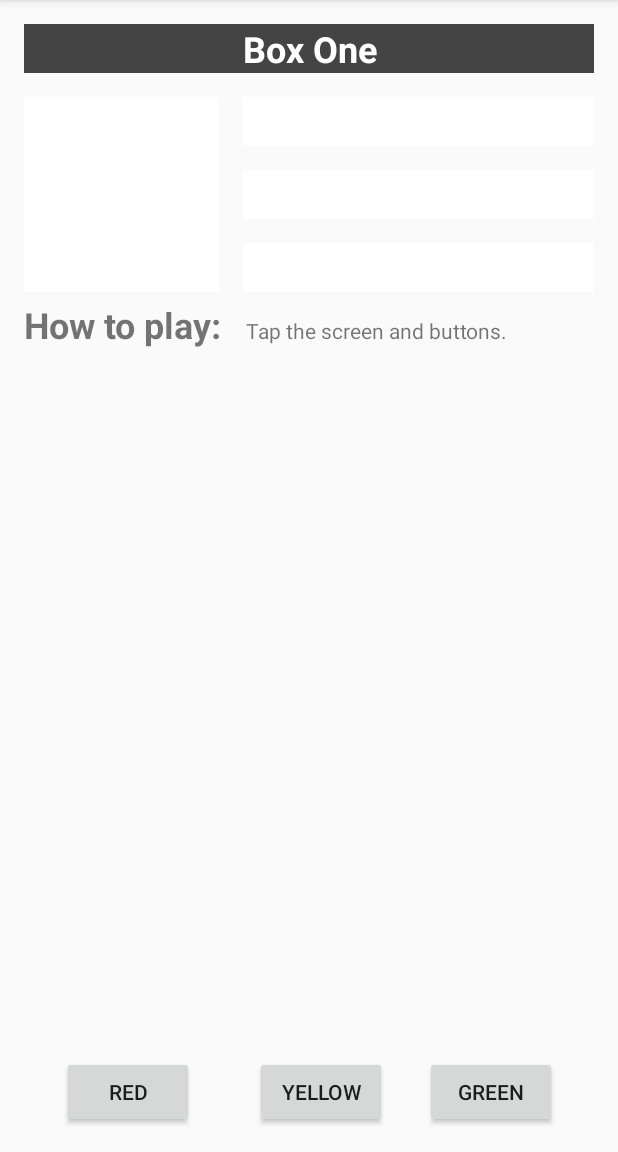
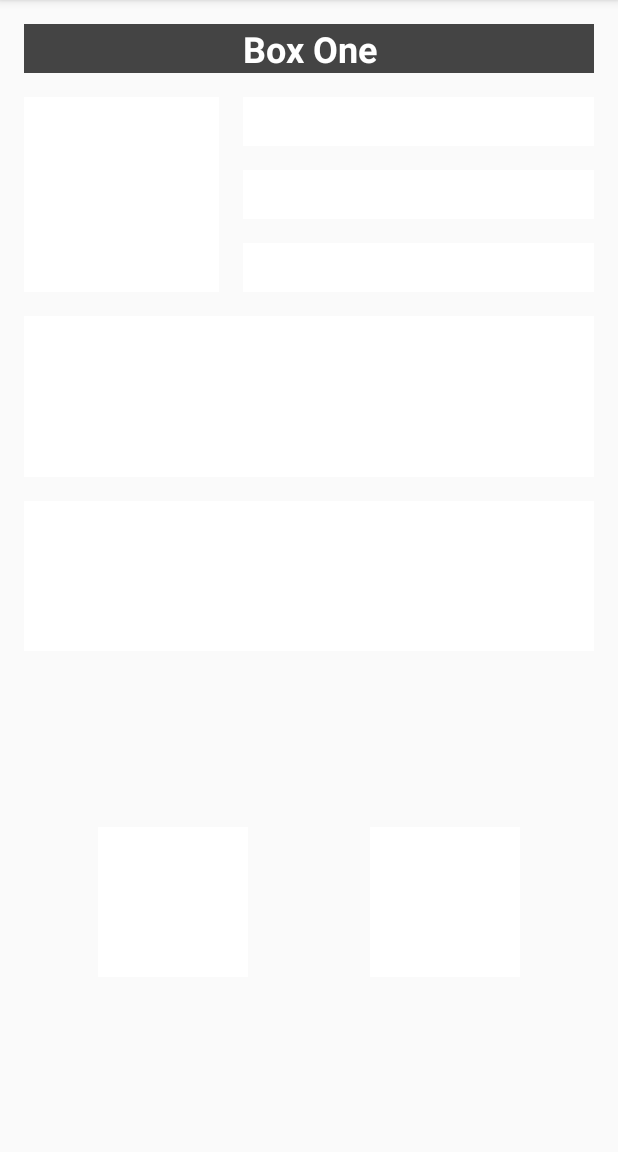
Before and after one commit to PiotrStyla/ColorMyViews, an Android app: the screen it shows after launch (MainActivity), after a tap on "Box One", on a phone screen of 412 x 824 dp, the part 84-1236 px from its top. Run offline under Robolectric (Android 15) with nearby library versions, the phone set to English and light mode, and no system bars; Roboto replaces fonts that are not available here.

Commit message:
13. Coding challenge

```diff
--- a/app/src/main/java/pl/aplikacje/MainActivity.kt
+++ b/app/src/main/java/pl/aplikacje/MainActivity.kt
@@ -23,9 +23,13 @@ class MainActivity : AppCompatActivity() {
             R.id.box_three_text -> view.setBackgroundColor(Color.BLUE)
             R.id.box_four_text -> view.setBackgroundColor(Color.YELLOW)
             R.id.box_five_text -> view.setBackgroundColor(Color.CYAN)
-            R.id.red_button -> box_three_text.setBackgroundResource(R.color.my_red)
-            R.id.yellow_button -> box_four_text.setBackgroundResource(R.color.my_yellow)
-            R.id.green_button -> box_five_text.setBackgroundResource(R.color.my_green)
+
+            R.id.textView17 -> view.setBackgroundColor(Color.BLACK)
+            R.id.textView15 -> view.setBackgroundColor(Color.CYAN)
+            R.id.textView18 -> view.setBackgroundColor(Color.BLUE)
+            R.id.textView16 -> view.setBackgroundColor(Color.YELLOW)
+
+
 
             else -> view.setBackgroundColor(Color.LTGRAY)
         }
@@ -41,14 +45,17 @@ class MainActivity : AppCompatActivity() {
 
         val rootConstraintLayout = findViewById<View>(R.id.constraint_layout)
 
-        val redButton = findViewById<TextView>(R.id.red_button)
-        val greenButton = findViewById<TextView>(R.id.green_button)
-        val yellowButton = findViewById<TextView>(R.id.yellow_button)
+        val boxSixText = findViewById<TextView>(R.id.textView17)
+        val boxSevenText = findViewById<TextView>(R.id.textView15)
+        val boxEightText = findViewById<TextView>(R.id.textView18)
+        val boxNineText = findViewById<TextView>(R.id.textView16)
+
+
 
         val clickableViews: List<View> =
             listOf(boxOneText, boxTwoText, boxThreeText,
                 boxFourText, boxFiveText, rootConstraintLayout,
-                redButton, greenButton, yellowButton
+                boxSixText, boxSevenText, boxEightText,boxNineText
             )
 
         for (item in clickableViews) {
--- a/app/src/main/res/layout/activity_main.xml
+++ b/app/src/main/res/layout/activity_main.xml
@@ -76,70 +76,68 @@
         app:layout_constraintTop_toBottomOf="@+id/box_three_text" />
 
     <TextView
-        android:id="@+id/label_text"
-        android:layout_width="wrap_content"
-        android:layout_height="wrap_content"
-        android:layout_marginStart="@dimen/margin_wide"
-        android:text="@string/how_to_play"
-        android:textSize="24sp"
-        android:textStyle="bold"
-        app:layout_constraintBaseline_toBaselineOf="@+id/info_text"
-        app:layout_constraintStart_toStartOf="parent" />
+        android:id="@+id/textView15"
+        android:layout_width="0dp"
+        android:layout_height="100dp"
+        android:layout_marginStart="16dp"
+        android:layout_marginTop="16dp"
+        android:layout_marginEnd="16dp"
+        android:layout_marginBottom="16dp"
+        android:text="@string/box_six"
+        android:textAlignment="center"
+        style="@style/whiteBox"
+        app:layout_constraintBottom_toBottomOf="parent"
+        app:layout_constraintEnd_toEndOf="parent"
+        app:layout_constraintStart_toStartOf="parent"
+        app:layout_constraintTop_toTopOf="parent" />
 
     <TextView
-        android:id="@+id/info_text"
-        android:layout_width="0dp"
-        android:layout_height="wrap_content"
-        android:layout_marginStart="@dimen/margin_wide"
-        android:layout_marginTop="@dimen/margin_wide"
-        android:layout_marginEnd="@dimen/margin_wide"
-        android:layout_marginBottom="@dimen/margin_wide"
-        android:text="@string/tap_the_boxes_and_buttons"
+        android:id="@+id/textView16"
+        android:layout_width="100dp"
+        android:layout_height="100dp"
+        android:layout_marginStart="16dp"
+        android:layout_marginTop="16dp"
+        android:layout_marginEnd="16dp"
+        android:layout_marginBottom="16dp"
+        android:text="@string/box_seven"
+        style="@style/whiteBox"
+        android:textAlignment="center"
         app:layout_constraintBottom_toBottomOf="parent"
         app:layout_constraintEnd_toEndOf="parent"
-        app:layout_constraintHorizontal_bias="0.0"
-        app:layout_constraintStart_toEndOf="@+id/label_text"
-        app:layout_constraintTop_toBottomOf="@+id/box_two_text"
-        app:layout_constraintVertical_bias="0.0" />
+        app:layout_constraintStart_toEndOf="@+id/textView18"
+        app:layout_constraintTop_toBottomOf="@+id/textView15" />
 
-    <Button
-        android:id="@+id/red_button"
-        android:layout_width="wrap_content"
-        android:layout_height="wrap_content"
-        android:layout_marginStart="@dimen/margin_wide"
-        android:text="@string/button_red"
-        android:visibility="visible"
-        app:layout_constraintBaseline_toBaselineOf="@+id/yellow_button"
-        app:layout_constraintEnd_toStartOf="@+id/yellow_button"
-        app:layout_constraintHorizontal_bias="0.5"
-        app:layout_constraintStart_toStartOf="parent" />
+    <TextView
+        android:id="@+id/textView17"
+        android:layout_width="match_parent"
+        android:layout_height="0dp"
+        android:layout_marginStart="16dp"
+        android:layout_marginTop="16dp"
+        android:layout_marginEnd="16dp"
+        android:layout_marginBottom="16dp"
+        android:text="@string/box_eight"
+        style="@style/whiteBox"
+        android:textAlignment="center"
+        app:layout_constraintBottom_toTopOf="@+id/textView15"
+        app:layout_constraintEnd_toEndOf="parent"
+        app:layout_constraintStart_toStartOf="parent"
+        app:layout_constraintTop_toBottomOf="@+id/box_two_text" />
 
-    <Button
-        android:id="@+id/yellow_button"
-        android:layout_width="wrap_content"
-        android:layout_height="wrap_content"
-        android:layout_marginStart="@dimen/margin_wide"
-        android:layout_marginTop="@dimen/margin_wide"
-        android:layout_marginBottom="@dimen/margin_wide"
-        android:text="@string/button_yellow"
-        android:visibility="visible"
+    <TextView
+        android:id="@+id/textView18"
+        android:layout_width="100dp"
+        android:layout_height="100dp"
+        android:layout_marginStart="16dp"
+        android:layout_marginTop="16dp"
+        android:layout_marginEnd="16dp"
+        android:layout_marginBottom="16dp"
+        android:text="@string/box_nine"
+        android:textAlignment="center"
+        style="@style/whiteBox"
         app:layout_constraintBottom_toBottomOf="parent"
-        app:layout_constraintEnd_toStartOf="@+id/green_button"
-        app:layout_constraintHorizontal_bias="0.5"
-        app:layout_constraintStart_toEndOf="@+id/red_button"
-        app:layout_constraintTop_toBottomOf="@+id/info_text"
-        app:layout_constraintVertical_bias="1.0" />
-
-    <Button
-        android:id="@+id/green_button"
-        android:layout_width="wrap_content"
-        android:layout_height="wrap_content"
-        android:layout_marginEnd="16dp"
-        android:text="@string/button_green"
-        app:layout_constraintBaseline_toBaselineOf="@+id/yellow_button"
-        app:layout_constraintEnd_toEndOf="parent"
-        app:layout_constraintHorizontal_bias="0.5"
-        app:layout_constraintStart_toEndOf="@+id/yellow_button" />
+        app:layout_constraintEnd_toStartOf="@+id/textView16"
+        app:layout_constraintStart_toStartOf="parent"
+        app:layout_constraintTop_toBottomOf="@+id/textView15" />
 
 
 </androidx.constraintlayout.widget.ConstraintLayout>
--- a/app/src/main/res/values/strings.xml
+++ b/app/src/main/res/values/strings.xml
@@ -10,4 +10,8 @@
     <string name="button_red">RED</string>
     <string name="button_yellow">YELLOW</string>
     <string name="button_green">GREEN</string>
+    <string name="box_six">BOX SIX</string>
+    <string name="box_seven">BOX SEVEN</string>
+    <string name="box_eight">BOX EIGHT</string>
+    <string name="box_nine">BOX NINE</string>
 </resources>
```
